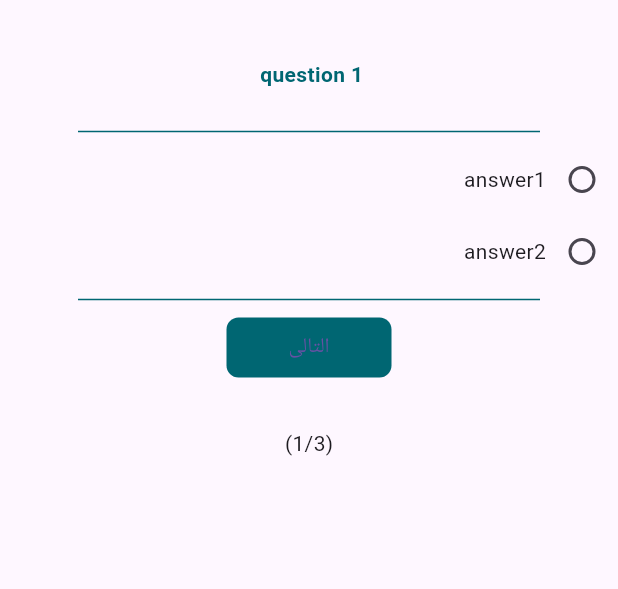
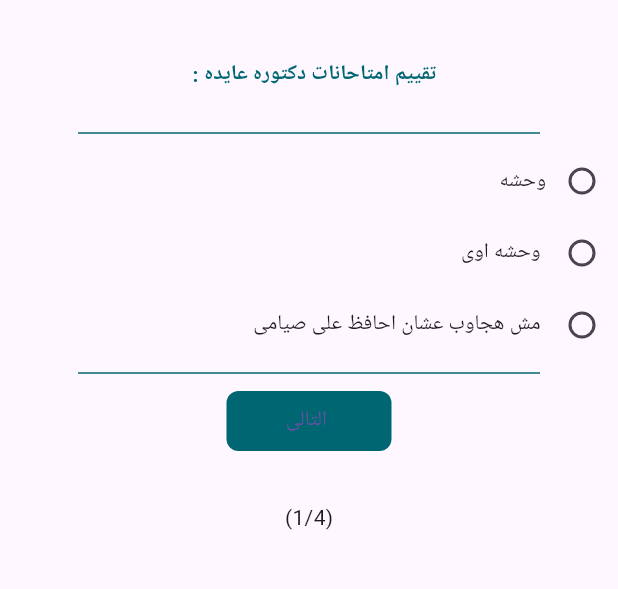
Before and after one commit to mohamedamr77/quizapp, a Flutter app: the screen it shows after launch, on a phone screen of 412 x 824 dp, the part 188-777 px from its top. Run offline on Flutter 3.47's test engine with Material 3 defaults, Android fonts, the phone set to English and light mode, and no system bars.

```diff
--- a/lib/ui/q1.dart
+++ b/lib/ui/q1.dart
@@ -1,6 +1,5 @@
 import 'package:flutter/material.dart';
 import 'package:quizapp/cool/colorcool.dart';
-import 'package:quizapp/ui/q2.dart';
 import 'package:quizapp/widget/question.dart';
 import 'package:quizapp/widget/divider.dart';
 import 'package:quizapp/widget/radiochoice.dart';
@@ -17,18 +16,23 @@ class _HomeScreenState extends State<HomeScreen> {
   List<Map<String,dynamic> > questions =[
 
     {
-      "title" : "question 1 ",
-      "answers" : ["answer1" , "answer2"]
+      "title" : " : تقييم امتاحانات دكتوره عايده ",
+      "answers" : ["وحشه" , "وحشه اوى " , "مش هجاوب عشان احافظ على صيامى "]
     } ,
 
     {
-      "title" : "question 2 ",
-      "answers" : ["answer1" , "answer2" , "answers3"]
+      "title" : " : تقييم دكتور مصطفى العشرى ",
+      "answers" : ["جميل" , "عظمه" , "فوق عظمه " , "فوق التقييم" ]
     } ,
 
     {
-      "title" : "question 3 ",
-      "answers" : ["answer1" , "answer2" , "answers3"]
+      "title" : "تقييم امتحانات دكتوره امنيه  ",
+      "answers" : ["ربنا يخليها لينا يارب " , "زى الفل " ,]
+    } ,
+
+    {
+      "title" : "  هل انا شخص مميز بالنسبالك ",
+      "answers" : ["ايوه " , "اكيد طبعا " ,]
     } ,
   ];
 
@@ -63,7 +67,7 @@ class _HomeScreenState extends State<HomeScreen> {
           DividerLine(),
 
           for(String answer in questionAnswers)
-          RadioChoice(text: answer),
+          RadioChoice(text: answer, groupValue: 1, valueRdio: 0,),
 
           DividerLine(),
 
@@ -72,7 +76,7 @@ class _HomeScreenState extends State<HomeScreen> {
             pageNumber++;
             plusQuestionIndex();
           },
-              text: 'التالى'
+              text: pageNumber==questions.length ? "ارسال" :"التالى ",
           ),
 
           SizedBox(
--- a/lib/widget/radiochoice.dart
+++ b/lib/widget/radiochoice.dart
@@ -2,24 +2,24 @@ import 'package:flutter/cupertino.dart';
 import 'package:flutter/material.dart';
 class RadioChoice extends StatefulWidget{
   String text;
-   RadioChoice({super.key,required this.text});
+  int groupValue;
+  int valueRdio;
+   RadioChoice({super.key,required this.text,required this.groupValue,required this.valueRdio });
   @override
   State<RadioChoice> createState() => _RadioChoiceState();
 }
 class _RadioChoiceState extends State<RadioChoice> {
-  int _value=0;
-
   @override
   Widget build(BuildContext context) {
     return  Row(
       textDirection: TextDirection.rtl,
       children: [
         Radio(
-          value: 1,
-          groupValue: _value,
+          value: widget.valueRdio,
+          groupValue: widget.groupValue,
           onChanged:(value){
             setState(() {
-              _value=value!;
+              widget.groupValue=value!;
             });
           },
         ),
```
